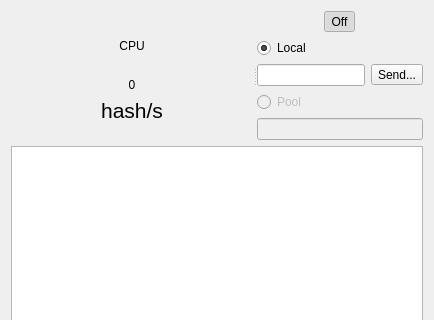
The window that alethone/AlethOne.ui (ethereum/alethzero) describes before a commit, drawn with Qt 5; both pictures show x 0 to 434 and y 0 to 320 of the 434 by 527 pixel window.
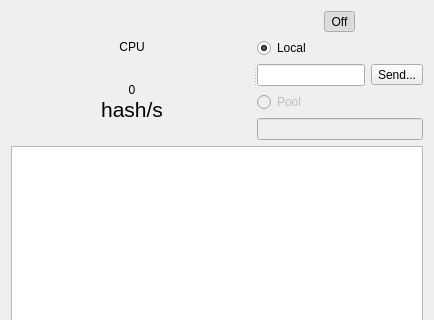
The same window after the commit. Custom widgets are drawn as their Qt base class.

Diff of the .ui file:
```diff
--- a/alethone/AlethOne.ui
+++ b/alethone/AlethOne.ui
@@ -38,6 +38,21 @@
       </widget>
       <widget class="QWidget" name="hashratePage">
        <layout class="QVBoxLayout" name="verticalLayout_5">
+        <property name="spacing">
+         <number>0</number>
+        </property>
+        <property name="leftMargin">
+         <number>0</number>
+        </property>
+        <property name="topMargin">
+         <number>0</number>
+        </property>
+        <property name="rightMargin">
+         <number>0</number>
+        </property>
+        <property name="bottomMargin">
+         <number>0</number>
+        </property>
         <item>
          <widget class="QLabel" name="overHashrate">
           <property name="text">
```
Left out of the diff: 15 changed lines with no effect on the pictures.
